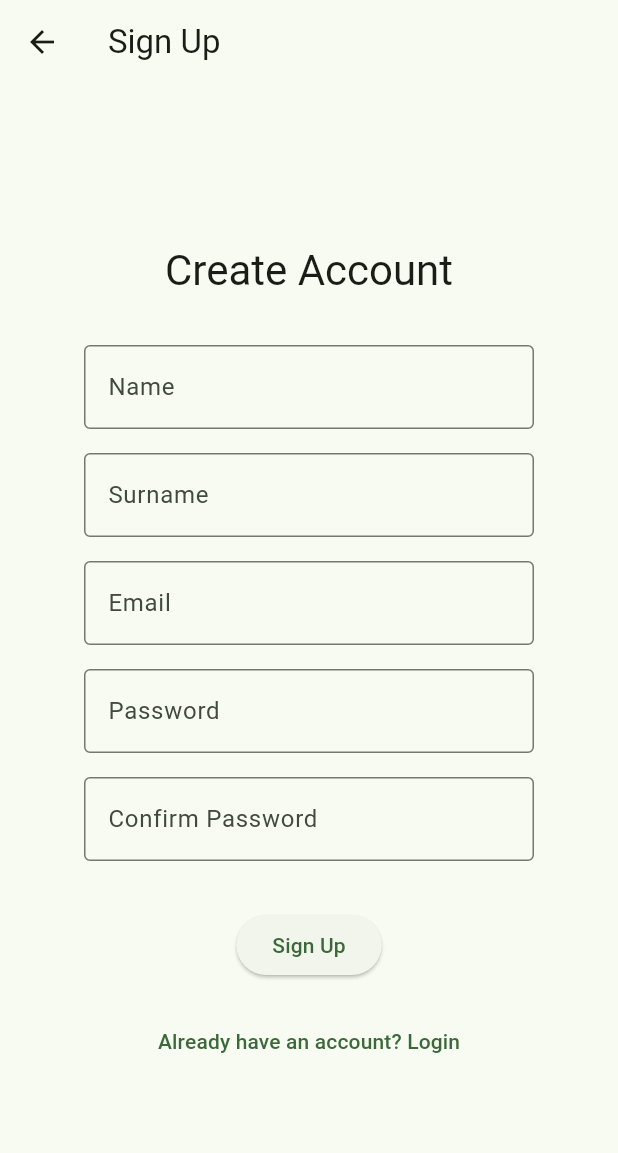
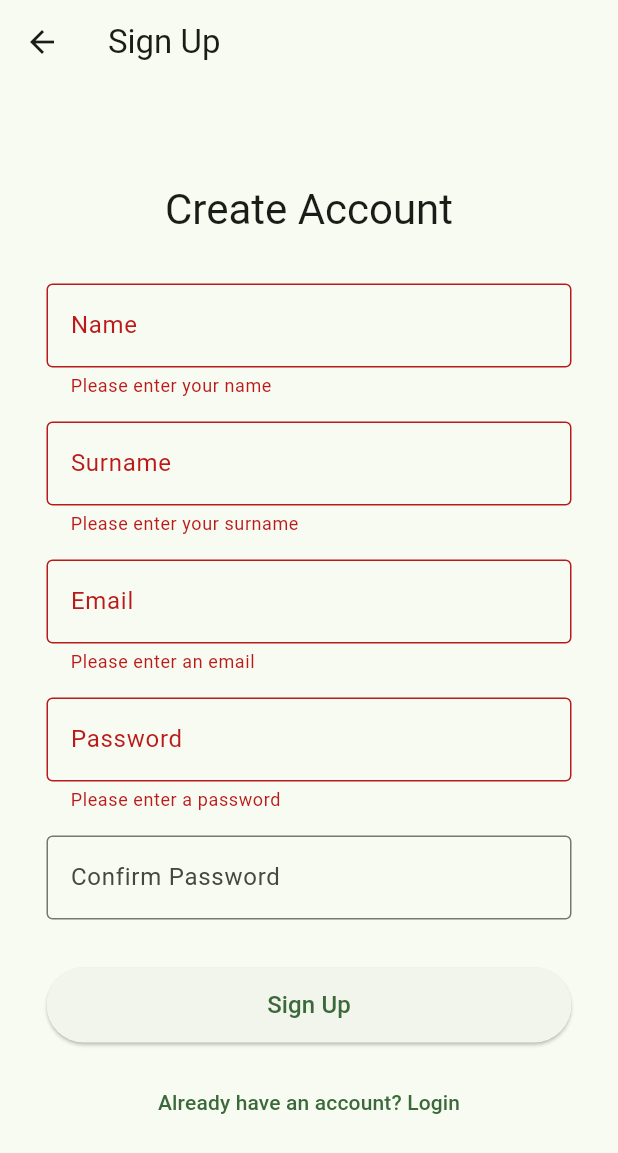
Before and after one commit to ecehankalkan/cs308-group14, a Flutter app: the SignupPage screen opened by its route, after a tap on "Sign Up", on a phone screen of 412 x 824 dp. Shown: the top 1153 px of the screen. Run offline on Flutter 3.47's test engine with Material 3 defaults, Android fonts, the phone set to English and light mode, and no system bars; our stand-ins replace firebase_auth, firebase_core; accounts and stored records are empty.

Commit message:
integrate rigorous password validation and auth UI

```diff
--- a/frontend/lib/pages/login_page.dart
+++ b/frontend/lib/pages/login_page.dart
@@ -1,4 +1,5 @@
 import 'package:flutter/material.dart';
+import '../services/auth_service.dart';
 
 class LoginPage extends StatefulWidget {
   const LoginPage({super.key});
@@ -11,6 +12,7 @@ class _LoginPageState extends State<LoginPage> {
   final _formKey = GlobalKey<FormState>();
   final _emailController = TextEditingController();
   final _passwordController = TextEditingController();
+  final AuthService _authService = AuthService();
 
   bool _obscurePassword = true;
   bool _isLoading = false;
@@ -27,18 +29,24 @@ class _LoginPageState extends State<LoginPage> {
 
     setState(() => _isLoading = true);
 
-    // TODO: replace with real auth call
-    await Future.delayed(const Duration(seconds: 2));
+    final user = await _authService.login(
+      email: _emailController.text.trim(),
+      password: _passwordController.text,
+      context: context,
+    );
 
     setState(() => _isLoading = false);
 
     if (!mounted) return;
+    if (user != null) {
       ScaffoldMessenger.of(context).showSnackBar(
         const SnackBar(
           content: Text('Login successful!'),
           backgroundColor: Color(0xFF2E7D32),
         ),
       );
+      Navigator.of(context).popUntil((route) => route.isFirst);
+    }
   }
 
   void _handleResetPassword() {
@@ -56,12 +64,18 @@ class _LoginPageState extends State<LoginPage> {
             child: const Text('Cancel'),
           ),
           FilledButton(
-            onPressed: () {
+            onPressed: () async {
               Navigator.of(context).pop();
+              final email = _emailController.text.trim();
+              if (email.isEmpty) {
                 ScaffoldMessenger.of(context).showSnackBar(
-                const SnackBar(
-                  content: Text('Reset link sent — check your inbox.'),
-                ),
+                  const SnackBar(content: Text('Please enter your email address first.')),
+                );
+                return;
+              }
+              await _authService.resetPassword(
+                email: email,
+                context: context,
               );
             },
             child: const Text('Send Link'),
--- a/frontend/lib/pages/signup_page.dart
+++ b/frontend/lib/pages/signup_page.dart
@@ -1,4 +1,5 @@
 import 'package:flutter/material.dart';
+import '../services/auth_service.dart';
 
 class SignupPage extends StatefulWidget {
   const SignupPage({super.key});
@@ -8,11 +9,15 @@ class SignupPage extends StatefulWidget {
 }
 
 class _SignupPageState extends State<SignupPage> {
+  final _formKey = GlobalKey<FormState>();
   final _nameController = TextEditingController();
   final _surnameController = TextEditingController();
   final _emailController = TextEditingController();
   final _passwordController = TextEditingController();
   final _confirmPasswordController = TextEditingController();
+
+  final AuthService _authService = AuthService();
+  bool _isLoading = false;
 
   @override
   void dispose() {
@@ -22,6 +27,29 @@ class _SignupPageState extends State<SignupPage> {
     _passwordController.dispose();
     _confirmPasswordController.dispose();
     super.dispose();
+  }
+
+  void _handleSignup() async {
+    if (!_formKey.currentState!.validate()) return;
+
+    setState(() => _isLoading = true);
+
+    final user = await _authService.signUp(
+      email: _emailController.text.trim(),
+      password: _passwordController.text,
+      name: _nameController.text.trim(),
+      surname: _surnameController.text.trim(),
+      context: context,
+    );
+
+    setState(() => _isLoading = false);
+
+    if (user != null && mounted) {
+      ScaffoldMessenger.of(context).showSnackBar(
+        const SnackBar(content: Text('Account created successfully!'), backgroundColor: Colors.green),
+      );
+      Navigator.of(context).popUntil((route) => route.isFirst);
+    }
   }
 
   @override
@@ -34,7 +62,9 @@ class _SignupPageState extends State<SignupPage> {
         child: SingleChildScrollView(
           padding: const EdgeInsets.all(24.0),
           child: SizedBox(
-            width: 300,
+            width: 350,
+            child: Form(
+              key: _formKey,
               child: Column(
                 mainAxisAlignment: MainAxisAlignment.center,
                 children: [
@@ -43,53 +73,63 @@ class _SignupPageState extends State<SignupPage> {
                     style: Theme.of(context).textTheme.headlineMedium,
                   ),
                   const SizedBox(height: 32),
-                TextField(
+                  TextFormField(
                     controller: _nameController,
-                  decoration: const InputDecoration(
-                    labelText: 'Name',
-                    border: OutlineInputBorder(),
-                  ),
+                    decoration: const InputDecoration(labelText: 'Name', border: OutlineInputBorder()),
+                    validator: (v) => v!.trim().isEmpty ? 'Please enter your name' : null,
                   ),
                   const SizedBox(height: 16),
-                TextField(
+                  TextFormField(
                     controller: _surnameController,
-                  decoration: const InputDecoration(
-                    labelText: 'Surname',
-                    border: OutlineInputBorder(),
-                  ),
+                    decoration: const InputDecoration(labelText: 'Surname', border: OutlineInputBorder()),
+                    validator: (v) => v!.trim().isEmpty ? 'Please enter your surname' : null,
                   ),
                   const SizedBox(height: 16),
-                TextField(
+                  TextFormField(
                     controller: _emailController,
-                  decoration: const InputDecoration(
-                    labelText: 'Email',
-                    border: OutlineInputBorder(),
-                  ),
+                    decoration: const InputDecoration(labelText: 'Email', border: OutlineInputBorder()),
+                    validator: (v) {
+                      if (v == null || v.trim().isEmpty) return 'Please enter an email';
+                      if (!RegExp(r'^[^@]+@[^@]+\.[^@]+$').hasMatch(v.trim())) return 'Enter a valid email';
+                      return null;
+                    },
                   ),
                   const SizedBox(height: 16),
-                TextField(
+                  TextFormField(
                     controller: _passwordController,
                     obscureText: true,
-                  decoration: const InputDecoration(
-                    labelText: 'Password',
-                    border: OutlineInputBorder(),
-                  ),
+                    decoration: const InputDecoration(labelText: 'Password', border: OutlineInputBorder()),
+                    validator: (v) {
+                      if (v == null || v.isEmpty) return 'Please enter a password';
+                      if (v.length < 8 ||
+                          !v.contains(RegExp(r'[A-Z]')) ||
+                          !v.contains(RegExp(r'[0-9]')) ||
+                          !v.contains(RegExp(r'[!@#\$&*~_.,-]'))) {
+                        return 'Required: 8+ chars, 1 uppercase, 1 number, 1 special';
+                      }
+                      return null;
+                    },
                   ),
                   const SizedBox(height: 16),
-                TextField(
+                  TextFormField(
                     controller: _confirmPasswordController,
                     obscureText: true,
-                  decoration: const InputDecoration(
-                    labelText: 'Confirm Password',
-                    border: OutlineInputBorder(),
-                  ),
+                    decoration: const InputDecoration(labelText: 'Confirm Password', border: OutlineInputBorder()),
+                    validator: (v) {
+                      if (v != _passwordController.text) return 'Passwords do not match';
+                      return null;
+                    },
                   ),
                   const SizedBox(height: 32),
-                ElevatedButton(
-                  onPressed: () {
-                    // TODO: Handle signup
-                  },
-                  child: const Text('Sign Up'),
+                  SizedBox(
+                    width: double.infinity,
+                    height: 50,
+                    child: ElevatedButton(
+                      onPressed: _isLoading ? null : _handleSignup,
+                      child: _isLoading
+                          ? const Center(child: CircularProgressIndicator(strokeWidth: 2))
+                          : const Text('Sign Up', style: TextStyle(fontSize: 16)),
+                    ),
                   ),
                   const SizedBox(height: 16),
                   TextButton(
@@ -103,6 +143,7 @@ class _SignupPageState extends State<SignupPage> {
             ),
           ),
         ),
+      ),
     );
   }
 }
```
Also changed, not shown: 6 other files. Lines whose indentation alone changed are shown as unchanged.
